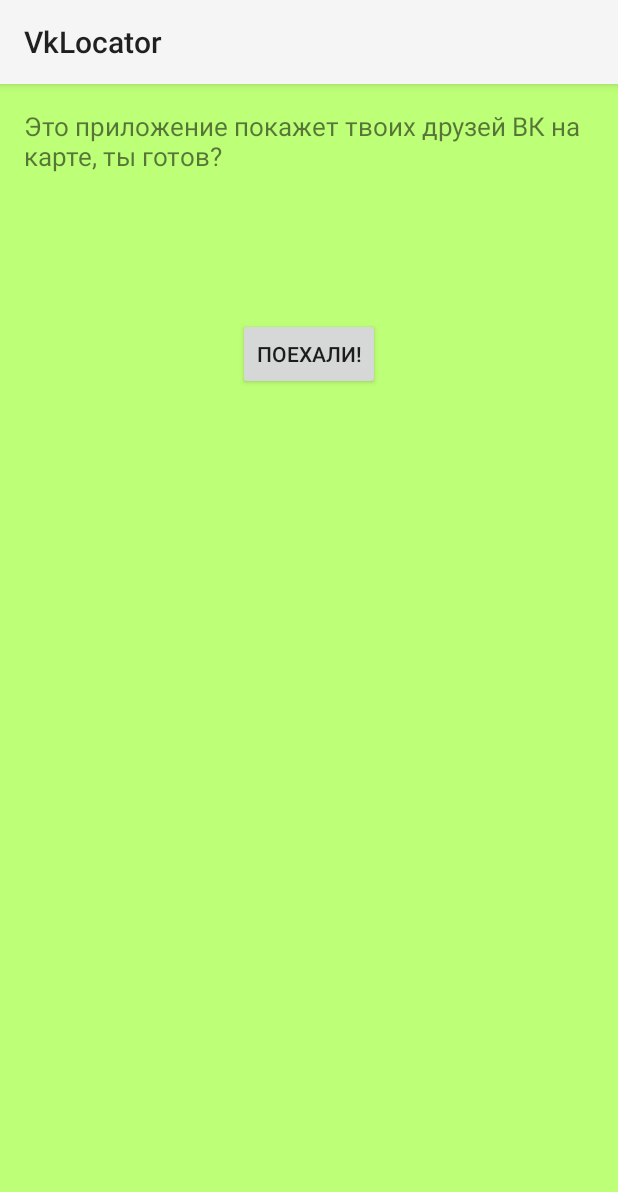
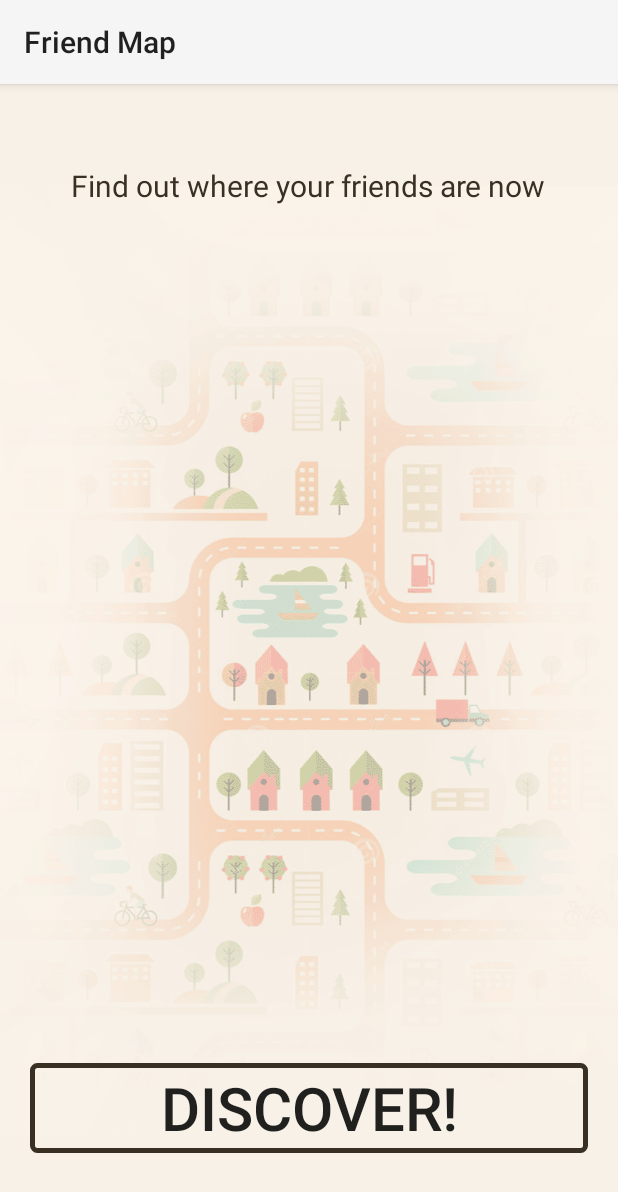
Before and after one commit to HYXYH/VkLocatorr, an Android app: the screen it shows after launch (MainActivity), on a phone screen of 412 x 824 dp. Shown: the top 1192 px of the screen. Run offline under Robolectric (Android 15) with nearby library versions, the phone set to English and light mode, and no system bars.

Commit message:
Greed Is Good

```diff
--- a/app/src/main/java/com/example/oskar/vklocator/MainActivity.java
+++ b/app/src/main/java/com/example/oskar/vklocator/MainActivity.java
@@ -8,6 +8,8 @@ import android.util.Log;
 import android.view.Menu;
 import android.view.MenuItem;
 import android.view.View;
+import android.view.animation.Animation;
+import android.view.animation.AnimationUtils;
 
 import com.example.oskar.vklocator.test.api.Api;
 import com.example.oskar.vklocator.test.api.KException;
@@ -103,6 +105,8 @@ public class MainActivity extends Activity {
     /** Called when the user touches the button */
     public void GoToMap(View view) {
 
+        Animation shake = AnimationUtils.loadAnimation(this, R.anim.abc_slide_out_bottom);
+        view.startAnimation(shake);
         try {
             logIn(view);
         } catch (JSONException e) {
--- a/app/src/main/java/com/example/oskar/vklocator/test/PositionUpdater.java
+++ b/app/src/main/java/com/example/oskar/vklocator/test/PositionUpdater.java
@@ -48,20 +48,20 @@ public class PositionUpdater {
     public void initPictures()
     {
         try {
-            String pictureInfoQuerry = "http://api.vkontakte.ru/method/users.get?uids=" + vkId + "&fields=photo_50";
+//            String pictureInfoQuerry = "http://api.vkontakte.ru/method/users.get?uids=" + vkId + "&fields=photo_50";
 
-            new RequestImage().execute(pictureInfoQuerry);
-            SystemClock.sleep(10);
+//            new RequestImage().execute(pictureInfoQuerry);
+  //          SystemClock.sleep(10);
 
             JSONObject pictureInfo = new JSONObject(pictureQuerryRezult);
             String pictureUrl = pictureInfo.getString("photo_50");
 
 
-            bmp = BitmapFactory.decodeFile(pictureUrl);
+    //        bmp = BitmapFactory.decodeFile(pictureUrl);
         } catch (Exception e) {
-            bmp = BitmapFactory.decodeResource(, R.drawable.online);
+      //      bmp = BitmapFactory.decodeResource(, R.drawable.online);
         }
-        pictures.put(vkId, bmp);
+       // pictures.put(vkId, bmp);
     }
 
 
--- /dev/null
+++ b/app/src/main/res/drawable/buttn.xml
@@ -0,0 +1,10 @@
+<?xml version="1.0" encoding="utf-8"?>
+
+
+<selector xmlns:android="http://schemas.android.com/apk/res/android">
+<item android:drawable="@drawable/button_pressed"
+    android:state_pressed="true" />
+<item android:drawable="@drawable/button_focused"
+    android:state_focused="true" />
+<item android:drawable="@drawable/button_default" />
+</selector>
--- /dev/null
+++ b/app/src/main/res/drawable/button_default.xml
@@ -0,0 +1,8 @@
+<shape xmlns:android="http://schemas.android.com/apk/res/android"
+    android:shape="rectangle">
+    <gradient android:startColor="#00000000"
+        android:endColor="#00000000"
+        android:angle="270" />
+    <corners android:radius="3dp" />
+    <stroke android:width="5px" android:color="#393023" />
+</shape>
--- /dev/null
+++ b/app/src/main/res/drawable/button_focused.xml
@@ -0,0 +1,8 @@
+<shape xmlns:android="http://schemas.android.com/apk/res/android"
+    android:shape="rectangle">
+    <gradient android:startColor="#00000000"
+        android:endColor="#00000000"
+        android:angle="270" />
+    <corners android:radius="3dp" />
+    <stroke android:width="5px" android:color="#ff63533d" />
+</shape>
--- /dev/null
+++ b/app/src/main/res/drawable/button_pressed.xml
@@ -0,0 +1,8 @@
+<shape xmlns:android="http://schemas.android.com/apk/res/android"
+    android:shape="rectangle">
+    <gradient android:startColor="#55393023"
+        android:endColor="#55393023"
+        android:angle="270" />
+    <corners android:radius="6dp" />
+    <stroke android:width="5px" android:color="#393023" />
+</shape>
--- /dev/null
+++ b/app/src/main/res/drawable/shake.xml
@@ -0,0 +1,9 @@
+<?xml version="1.0" encoding="utf-8"?>
+<rotate xmlns:android="http://schemas.android.com/apk/res/android"
+    android:duration="100"
+    android:fromDegrees="-5"
+    android:pivotX="50%"
+    android:pivotY="50%"
+    android:repeatCount="10"
+    android:repeatMode="reverse"
+    />
--- a/app/src/main/res/layout/activity_main.xml
+++ b/app/src/main/res/layout/activity_main.xml
@@ -1,24 +1,38 @@
 <RelativeLayout xmlns:android="http://schemas.android.com/apk/res/android"
     xmlns:tools="http://schemas.android.com/tools" android:layout_width="match_parent"
-    android:layout_height="match_parent" android:paddingLeft="@dimen/activity_horizontal_margin"
-    android:paddingRight="@dimen/activity_horizontal_margin"
-    android:paddingTop="@dimen/activity_vertical_margin"
-    android:paddingBottom="@dimen/activity_vertical_margin" tools:context=".MainActivity"
-    android:background="#ffbdff77">
+    android:layout_height="match_parent" tools:context=".MainActivity"
+    android:background="#f8f1e8"
+    >
 
-    <TextView android:text="@string/hello_worlds" android:layout_width="wrap_content"
+    <ImageView
+        android:layout_width="fill_parent"
         android:layout_height="wrap_content"
-        android:textSize="17dp"
-        android:id="@+id/textView" />
+        android:src="@drawable/bg"/>
+    <TextView android:text="@string/hello_worlds"
+        android:layout_width="wrap_content"
+        android:textColor="#393023"
+        android:layout_height="wrap_content"
+        android:textSize="20dp"
+        android:id="@+id/textView"
+        android:layout_alignParentTop="true"
+        android:layout_centerHorizontal="true"
+        android:layout_marginTop="54dp" />
 
     <Button
         android:layout_width="wrap_content"
-        android:layout_height="wrap_content"
-        android:text="Поехали!"
+        android:text="Discover!"
         android:id="@+id/button_go"
-        android:layout_below="@+id/textView"
-        android:layout_centerHorizontal="true"
-        android:layout_marginTop="96dp"
-        android:onClick="GoToMap"/>
+        android:layout_alignParentBottom="true"
+        android:layout_marginBottom="55dp"
+        android:layout_marginLeft="20dp"
+        android:layout_marginRight="20dp"
+        android:layout_height="60dp"
+        android:onClick="GoToMap"
+        android:layout_alignParentEnd="true"
+        android:layout_alignParentStart="true"
+        android:textSize="40dp"
+
+        android:background="@drawable/buttn"
+        />
 
 </RelativeLayout>
--- a/app/src/main/res/values/strings.xml
+++ b/app/src/main/res/values/strings.xml
@@ -1,5 +1,5 @@
 <resources>
-    <string name="app_name">VkLocator</string>
+    <string name="app_name">Friend Map</string>
 
     <string-array name="menu_array">
         <item>Map</item>
@@ -10,7 +10,7 @@
 
     <string name="map_activity_message">Map</string>
 
-    <string name="hello_worlds">Это приложение покажет твоих друзей ВК на карте, ты готов?</string>
+    <string name="hello_worlds">Find out where your friends are now</string>
     <string name="offline">offline</string>
     <string name="online">online</string>
 
```
Also changed, not shown: app/src/main/res/drawable/bg.png (added), 2 other files.
